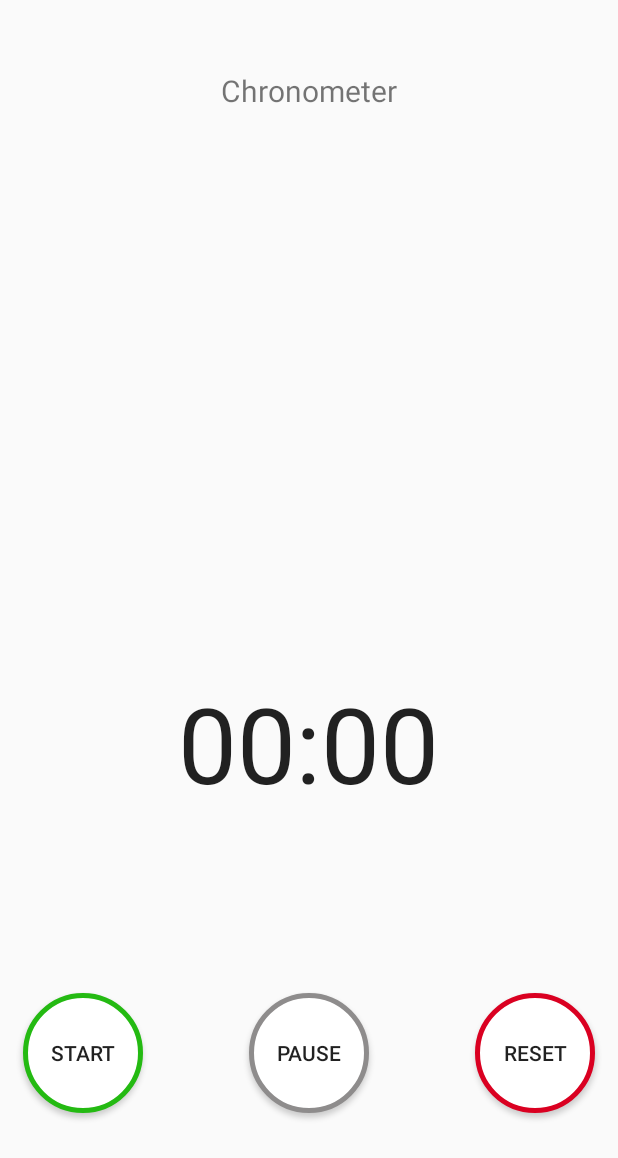
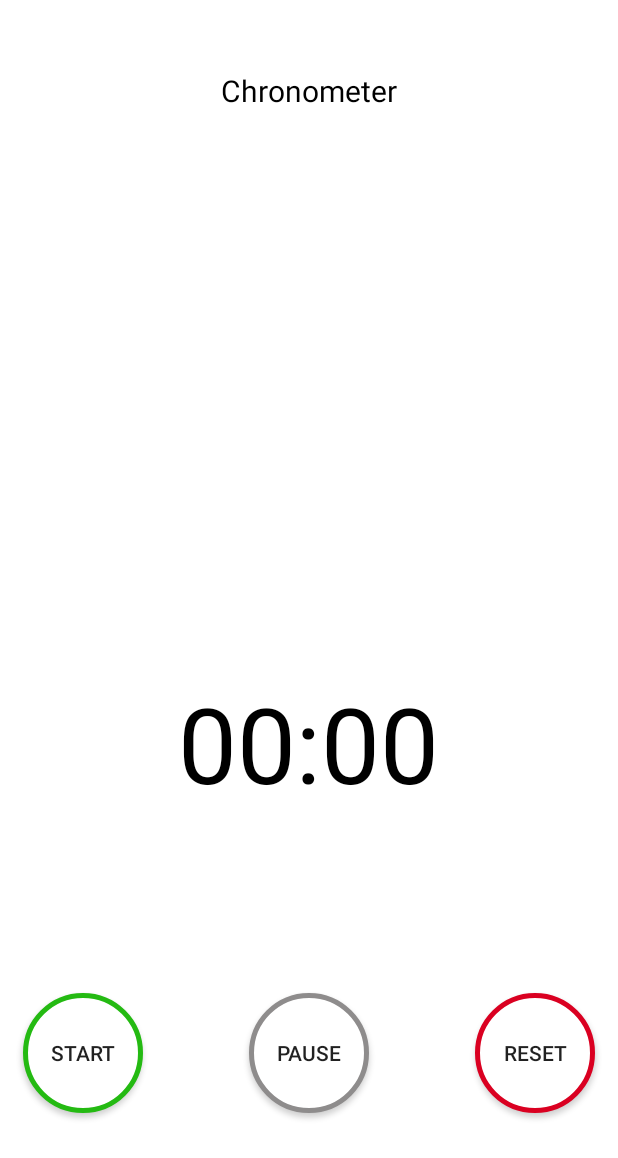
Before and after one commit to devgeeky/timer, an Android app: the Chrono screen opened directly, with no data from a screen before it, on a phone screen of 412 x 824 dp. Shown: the top 1158 px of the screen. Run offline under Robolectric (Android 15) with nearby library versions, the phone set to English and light mode, and no system bars.

Commit message:
Change min version of SDK and change the background color of the app

```diff
--- a/app/build.gradle
+++ b/app/build.gradle
@@ -6,7 +6,7 @@ android {
 
     defaultConfig {
         applicationId "cl.naty.timer"
-        minSdkVersion 15
+        minSdkVersion 10
         targetSdkVersion 21
         versionCode 1
         versionName "1.0"
--- a/app/src/main/res/layout/activity_my.xml
+++ b/app/src/main/res/layout/activity_my.xml
@@ -3,6 +3,7 @@
     android:layout_width="fill_parent"
     android:layout_height="fill_parent"
     android:orientation="vertical"
+    android:background="#ffffff"
     tools:context=".MainActivity">
 
     <!--<Button
@@ -87,6 +88,7 @@
         android:layout_width="wrap_content"
         android:layout_height="wrap_content"
         android:textSize="50sp"
+        android:textColor="#ff000000"
         android:layout_marginTop="100dp"
         android:layout_marginBottom="100dp"
         android:layout_centerHorizontal="true" />
--- a/app/src/main/res/layout/chronometer.xml
+++ b/app/src/main/res/layout/chronometer.xml
@@ -2,6 +2,7 @@
 xmlns:tools="http://schemas.android.com/tools"
 android:layout_width="fill_parent"
 android:layout_height="fill_parent"
+android:background="#FFFFFF"
 android:orientation="vertical"
 android:gravity="center">
 
@@ -11,6 +12,7 @@ android:gravity="center">
         android:layout_width="wrap_content"
         android:layout_height="wrap_content"
         android:textSize="70sp"
+        android:textColor="#ff000000"
         android:layout_gravity="center_horizontal"
         android:layout_marginBottom="120dp"
         android:layout_above="@+id/start_button"
@@ -20,6 +22,7 @@ android:gravity="center">
     android:layout_width="wrap_content"
     android:layout_height="wrap_content"
     android:layout_centerHorizontal="true"
+    android:textColor="#ff000000"
     android:layout_marginTop="70px"
     android:text="Chronometer"
     android:textSize="20sp"/>
--- a/app/src/main/res/layout/main_layout.xml
+++ b/app/src/main/res/layout/main_layout.xml
@@ -2,6 +2,7 @@
     xmlns:tools="http://schemas.android.com/tools"
     android:layout_width="fill_parent"
     android:layout_height="fill_parent"
+    android:background="#ffffff"
     tools:context=".MainActivity" >
 
     <Button
```
